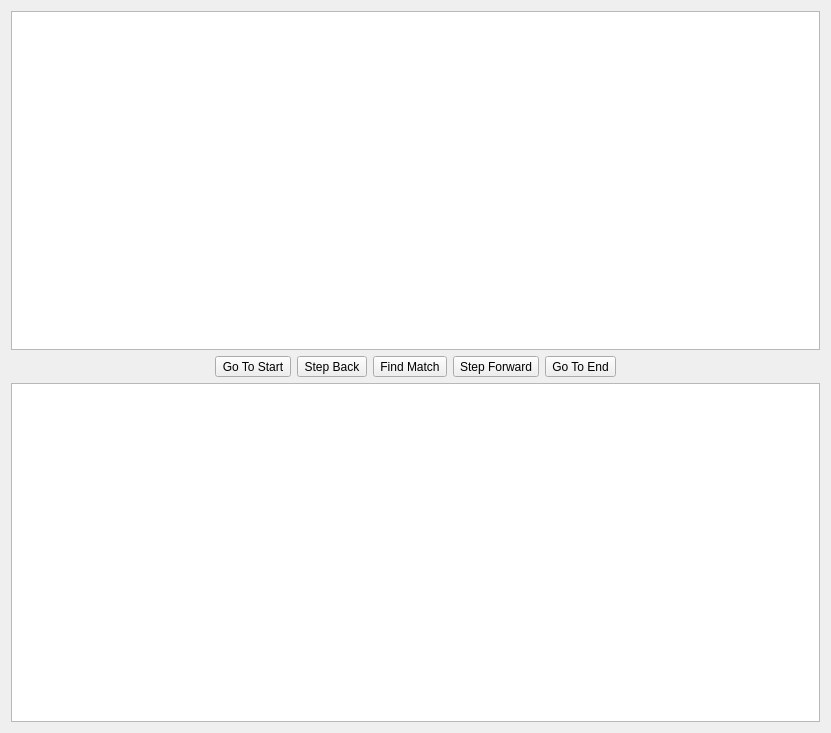
The window that src/developer/tracing.ui (jobbogamer/GP2-editor) describes before a commit, drawn with Qt 5.
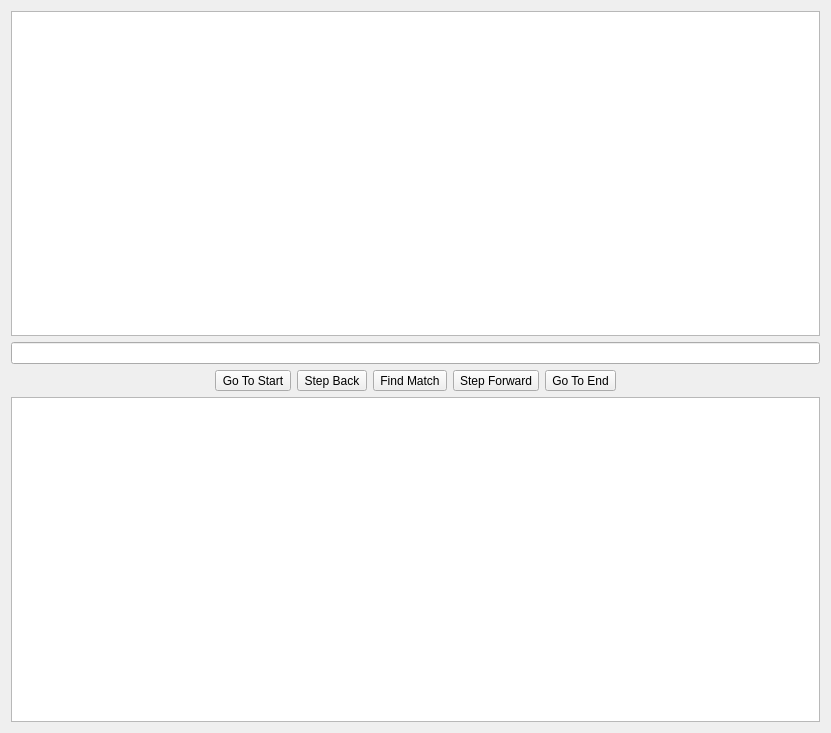
The same window after the commit. Icons and pictures are not drawn. Custom widgets are drawn as their Qt base class.

Commit message:
✨ Add an info bar, tell the user when a rule fails
Small text field added between the graph view and the control strip which notifies the user about the last executed trace step. Currently its only function is to say that a rule failed to match.

```diff
--- a/src/developer/tracing.ui
+++ b/src/developer/tracing.ui
@@ -21,6 +21,13 @@
      </property>
     </widget>
    </item>
+   <item>
+    <widget class="QLineEdit" name="infoBar">
+     <property name="readOnly">
+      <bool>true</bool>
+     </property>
+    </widget>
+   </item>
    <item>
     <layout class="QHBoxLayout" name="controls">
      <item>
```
The commit also changes 4 other files.
